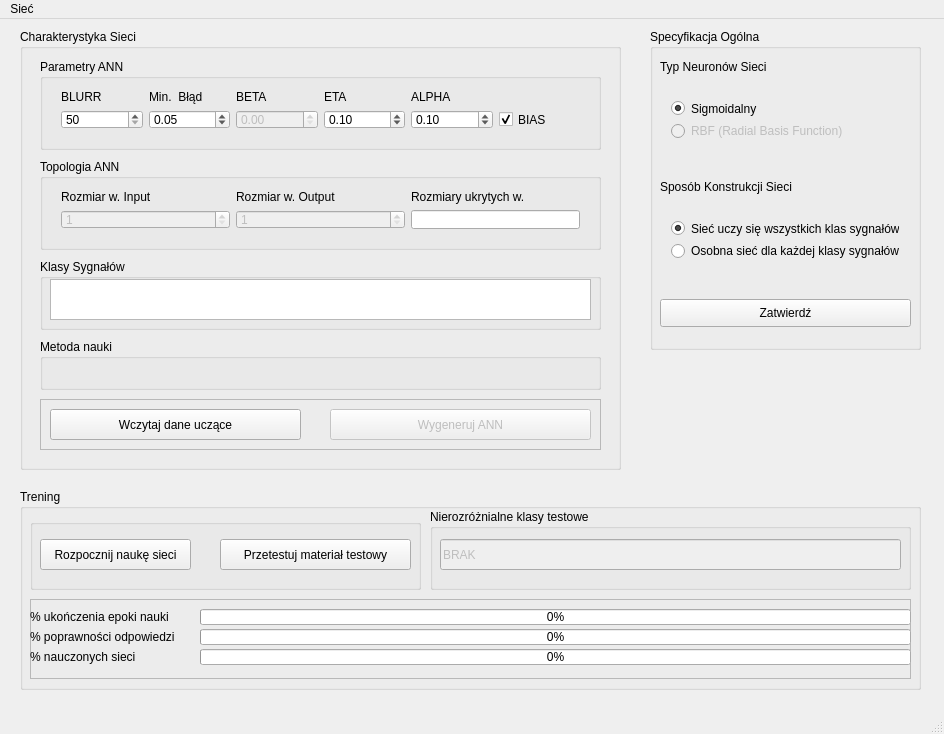
First picture: the form in mainwindow.ui, repository coyote443/NeuralNetForMarket, before the edit.
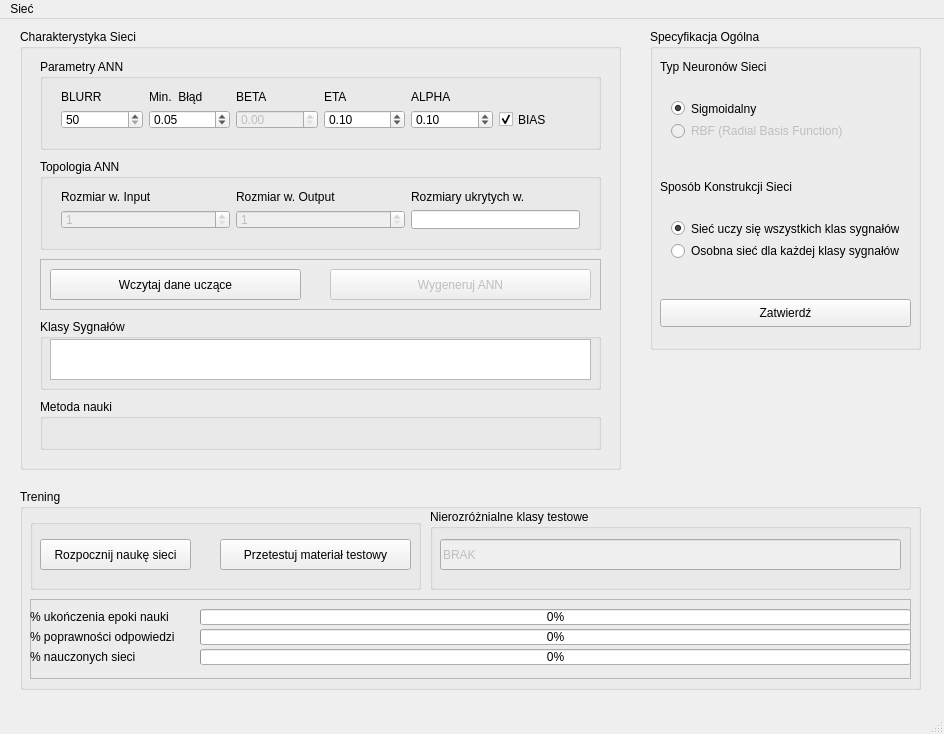
Second picture: the form after the edit.

Patch:
```diff
--- a/mainwindow.ui
+++ b/mainwindow.ui
@@ -437,7 +437,7 @@
      <property name="geometry">
       <rect>
        <x>20</x>
-       <y>230</y>
+       <y>290</y>
        <width>561</width>
        <height>71</height>
       </rect>
@@ -466,7 +466,7 @@
      <property name="geometry">
       <rect>
        <x>20</x>
-       <y>310</y>
+       <y>370</y>
        <width>561</width>
        <height>51</height>
       </rect>
@@ -517,7 +517,7 @@
      <property name="geometry">
       <rect>
        <x>20</x>
-       <y>370</y>
+       <y>230</y>
        <width>561</width>
        <height>51</height>
       </rect>
```
Left out of the diff: 10 changed lines with no effect on the pictures.
